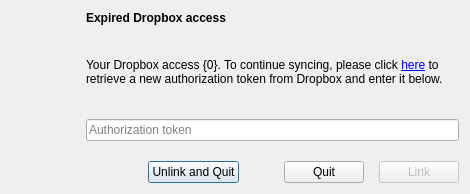
The window that maestral_qt/resources/relink_dialog.ui (samschott/maestral-qt) describes before a commit, drawn with Qt 5.
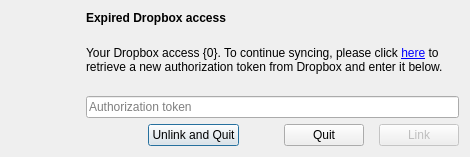
The same window after the commit. Custom widgets are drawn as their Qt base class.

Commit message: [relink_dialog] [main] don't block UI for daemon shutdown

Diff of the .ui file:
```diff
--- a/maestral_qt/resources/relink_dialog.ui
+++ b/maestral_qt/resources/relink_dialog.ui
@@ -7,7 +7,7 @@
     <x>0</x>
     <y>0</y>
     <width>470</width>
-    <height>194</height>
+    <height>157</height>
    </rect>
   </property>
   <property name="sizePolicy">
@@ -35,9 +35,6 @@
    <property name="horizontalSpacing">
     <number>15</number>
    </property>
-   <property name="verticalSpacing">
-    <number>20</number>
-   </property>
    <item row="1" column="1" colspan="6">
     <widget class="QLabel" name="infoLabel">
      <property name="minimumSize">
```
The commit also changes 2 other files.
